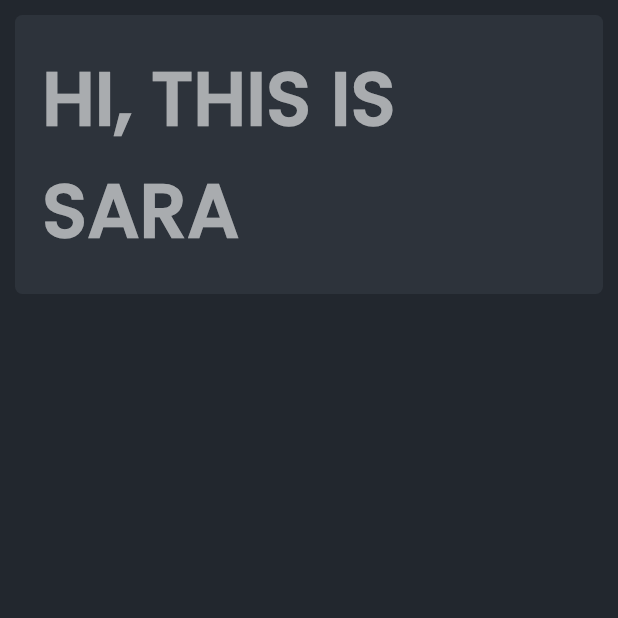
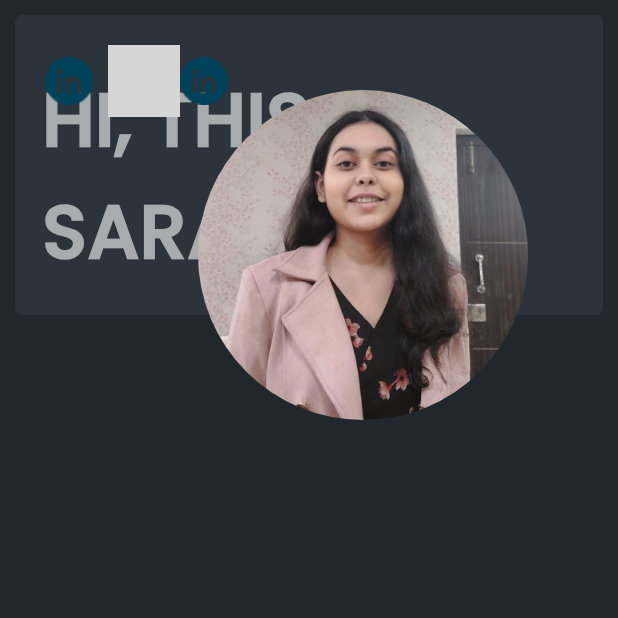
Before and after one commit to sarahasan17/my_portfolio, a Flutter app: the screen it shows after launch, on a phone screen of 412 x 824 dp, the top half of it. Run offline on Flutter 3.47's test engine with Material 2 defaults, Android fonts, the phone set to English and light mode, and no system bars; drawn by our look-alikes of animated_text_kit; statements that could not run were skipped; grey boxes are pictures that could not be loaded.

Commit message:
images and icons

```diff
--- a/lib/screen/web_screen.dart
+++ b/lib/screen/web_screen.dart
@@ -1,7 +1,7 @@
 import 'package:flutter/material.dart';
 import 'package:animated_text_kit/animated_text_kit.dart';
 import '../constants/screenwidth.dart';
-
+import 'package:url_launcher/url_launcher.dart';
 
 class WebScreen extends StatefulWidget {
   const WebScreen({Key? key}) : super(key: key);
@@ -9,7 +9,6 @@ class WebScreen extends StatefulWidget {
   @override
   State<WebScreen> createState() => _WebScreenState();
 }
-
 class _WebScreenState extends State<WebScreen> {
   @override
   Widget build(BuildContext context) {
@@ -27,12 +26,22 @@ class _WebScreenState extends State<WebScreen> {
     return Scaffold(
       backgroundColor: const Color(0xFF22272e),
       body: SingleChildScrollView(
+        child: SizedBox(
+          height:280,
+          width: double.maxFinite,
+          child: Stack(
+            children: [
+              Positioned(
+                left:0,
+                right:0,
+                top:0,
                 child: Container(
+                  height: 200,
                   width: double.maxFinite,
                   decoration: BoxDecoration(color: const Color(0xFF2d333b),borderRadius: BorderRadius.circular(5.0)),
                   margin: const EdgeInsets.all(10),
                   child:Column(
-            mainAxisAlignment: MainAxisAlignment.center,
+                          mainAxisAlignment: MainAxisAlignment.end,
                           crossAxisAlignment: CrossAxisAlignment.start,
                           children: [
                             Container(
@@ -63,7 +72,67 @@ class _WebScreenState extends State<WebScreen> {
                               ),
                             ),
                           ],
+                        ),
+                ),
+              ),
+              Positioned(
+                    right:60,
+                    bottom:0,
+                    child: Container(
+                      height:220,
+                      width:220,
+                      decoration: BoxDecoration(borderRadius: BorderRadius.circular(110),
+                      image: const DecorationImage(image: AssetImage('assets/images/myformalpic.png'),fit:BoxFit.cover)),
+
+                    )),
+              Positioned(
+                top:30,
+                  left:30,
+                  child: Row(
+                children: [
+                  InkWell(
+                    child: Image.asset('assets/images/linkedin.png',fit: BoxFit.cover,),
+                    onTap: () async{
+                      const url = 'https://www.linkedin.com/in/sarahasan17';
+                      if(await canLaunch(url)){
+                        await launch(url);
+                      }else {
+                        throw 'Could not launch $url';
+                      }
+                    },
+                  ),
+                  SizedBox(width: 10,),
+                  InkWell(
+                    child: SvgPicture.asset(
+                      'assets/images/s1.svg',
+                      semanticsLabel: 'My SVG Image',
+                      height: 100,
+                      width: 70,
+                    ),,
+                    onTap: () async{
+                      const url = 'https://www.linkedin.com/in/sarahasan17';
+                      if(await canLaunch(url)){
+                        await launch(url);
+                      }else {
+                        throw 'Could not launch $url';
+                      }
+                    },
+                  ),
+                  InkWell(
+                    child: Image.asset('assets/images/linkedin.png'),
+                    onTap: () async{
+                      const url = 'https://www.linkedin.com/in/sarahasan17';
+                      if(await canLaunch(url)){
+                        await launch(url);
+                      }else {
+                        throw 'Could not launch $url';
+                      }
+                    },
                   )
+                ],
+              )),
+            ],
+          ),
         ),
       ));
   }
--- a/pubspec.yaml
+++ b/pubspec.yaml
@@ -15,6 +15,8 @@ dependencies:
 
   cupertino_icons: ^1.0.2
   animated_text_kit: ^4.2.2
+  url_launcher: ^6.0.0
+  flutter_svg: ^1.0.0
 
 dev_dependencies:
   flutter_test:
```
Also changed, not shown: assets/images/github.svg (added), assets/images/instagram.svg (added), assets/images/leetcode.svg (added), assets/images/linkedin.png (added), assets/images/myformalpic.png (added), assets/images/twitter.svg (added), pubspec.lock, 5 other files. Lines whose indentation alone changed are shown as unchanged.
